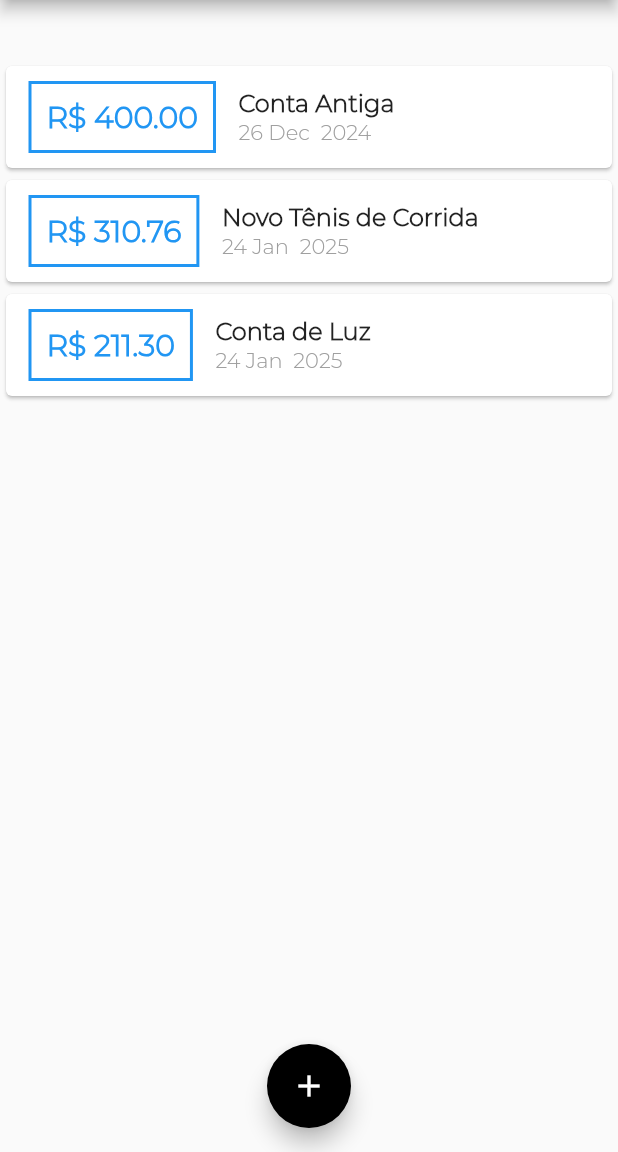
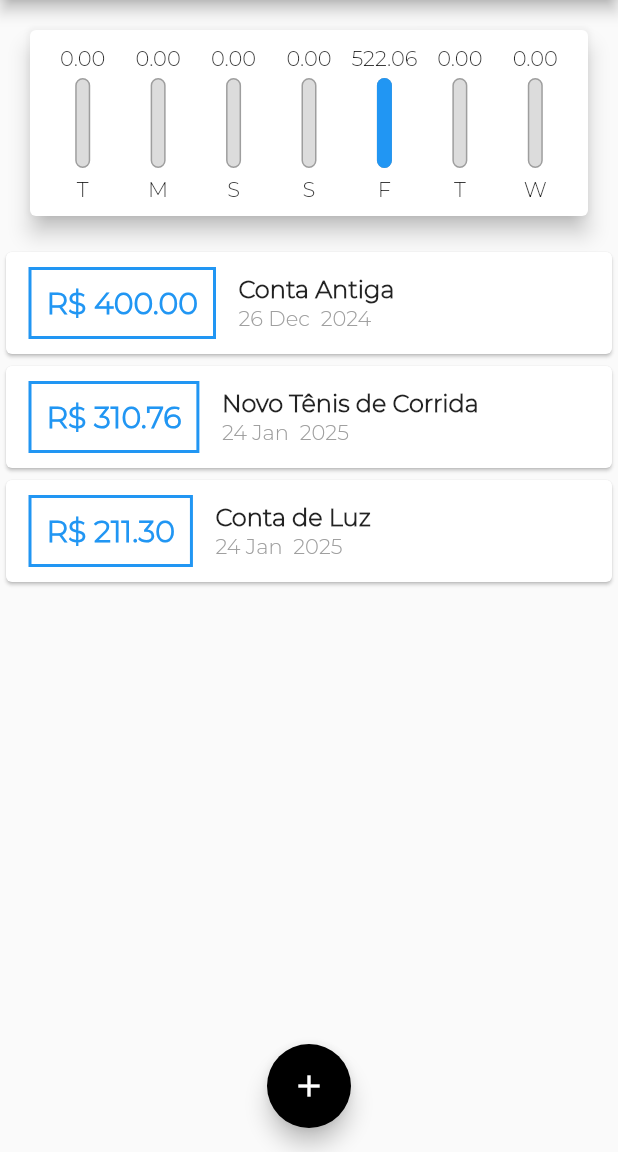
Before and after one commit to aguustinn/Aplicativo-de-Despesas, a Flutter app: the screen it shows after launch, on a phone screen of 412 x 824 dp, the part 84-1236 px from its top. Run offline on Flutter 3.47's test engine with Material 3 defaults, Android fonts, the phone set to English and light mode, and no system bars.

Commit message:
Criando o label dos charts para aparecer na tela para o usuário

```diff
--- a/lib/components/chart.dart
+++ b/lib/components/chart.dart
@@ -1,3 +1,4 @@
+import 'package:expenses/components/chart_bar.dart';
 import 'package:expenses/models/transaction.dart';
 import 'package:intl/intl.dart';
 import 'package:flutter/material.dart';
@@ -25,9 +26,6 @@ class Chart extends StatelessWidget {
         }
       }
 
-      print(DateFormat.E().format(weekDay)[0]);
-      print(totalSum);
-
       return {
         'day': DateFormat.E().format(weekDay)[0],
         'value': totalSum,
@@ -35,14 +33,32 @@ class Chart extends StatelessWidget {
     });
   }
 
+  double get weekTotalValue {
+    return groupedTransactions.fold(0.0, (sum, tr) {
+      return sum + (tr['value'] as double);
+    });
+  }
+
   @override
   Widget build(BuildContext context) {
-    groupedTransactions;
     return Card(
       elevation: 6,
       margin: EdgeInsets.all(20),
-      child: Row(
-        children: [],
+      child: Padding(
+        padding: const EdgeInsets.all(10),
+        child: Row(
+          mainAxisAlignment: MainAxisAlignment.spaceAround,
+          children: groupedTransactions.map((tr) {
+            return Flexible(
+              fit: FlexFit.tight,
+              child: ChartBar(
+                tr['day'].toString(),
+                tr['value'] as double,
+                (tr['value'] as double) / weekTotalValue,
+              ),
+            );
+          }).toList(),
+        ),
       ),
     );
   }
--- /dev/null
+++ b/lib/components/chart_bar.dart
@@ -0,0 +1,51 @@
+import 'package:flutter/material.dart';
+
+class ChartBar extends StatelessWidget {
+  final String label;
+  final double value;
+  final double percentage;
+
+  ChartBar(this.label, this.value, this.percentage);
+
+  @override
+  Widget build(BuildContext context) {
+    return Column(
+      children: [
+        FittedBox(
+          child: Text('${value.toStringAsFixed(2)}')
+          ),
+        SizedBox(height: 5),
+        Container(
+          height: 60,
+          width: 10,
+          child: Stack(
+            alignment: Alignment.bottomCenter,
+            children: [
+              Container(
+                decoration: BoxDecoration(
+                  border: Border.all(
+                    color: Colors.grey,
+                    width: 1.0,
+                  ),
+                  color: Color.fromRGBO(220, 220, 220, 1),
+                  borderRadius: BorderRadius.circular(5),
+                ),
+              ),
+              FractionallySizedBox(
+                heightFactor: percentage,
+                child: Container(
+                  decoration: BoxDecoration(
+                    color: Theme.of(context).primaryColor,
+                    borderRadius: BorderRadius.circular(5),
+                  ),
+                ),
+              ),
+            ],
+          ),
+        ),
+        SizedBox(height: 5),
+        Text(label),
+      ],
+    );
+  }
+}
```
